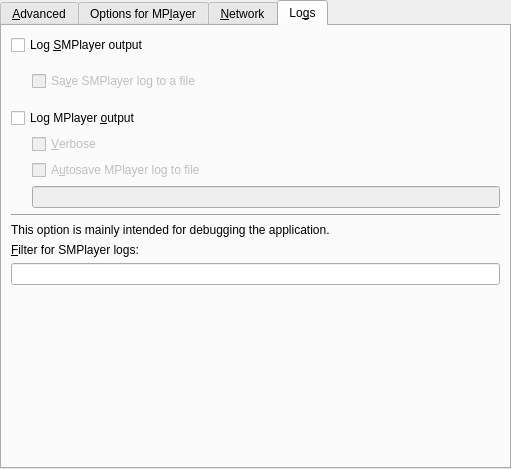
Before: the Qt Designer form src/prefadvanced.ui in rossy/SMPlayer2, drawn with Qt 5.
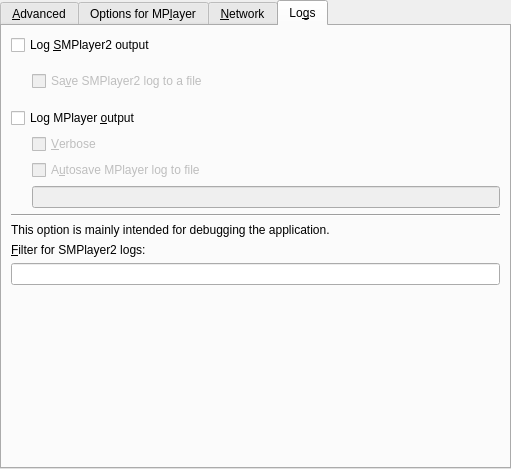
After: the same form once the commit is applied. The open tabs and pages were chosen to show the change. Custom widgets are drawn as their Qt base class.

Commit message: rename to SMPlayer2, remove stupid shit from qmake project

```diff
--- a/src/prefadvanced.ui
+++ b/src/prefadvanced.ui
@@ -587,12 +587,12 @@
        <item>
         <widget class="QCheckBox" name="log_smplayer_check" >
          <property name="text" >
-          <string>Log &amp;SMPlayer output</string>
+          <string>Log &amp;SMPlayer2 output</string>
          </property>
         </widget>
        </item>
        <item>
-        <widget class="QWidget" native="1" name="smplayer_log_container" >
+        <widget class="QWidget" native="1" name="smplayer2_log_container" >
          <property name="enabled" >
           <bool>false</bool>
          </property>
@@ -628,7 +628,7 @@
           <item>
            <widget class="QCheckBox" name="log_smplayer_save_check" >
             <property name="text" >
-             <string>Sa&amp;ve SMPlayer log to a file</string>
+             <string>Sa&amp;ve SMPlayer2 log to a file</string>
             </property>
            </widget>
           </item>
@@ -732,7 +732,7 @@
        <item>
         <widget class="QLabel" name="textLabel2_10" >
          <property name="text" >
-          <string>&amp;Filter for SMPlayer logs:</string>
+          <string>&amp;Filter for SMPlayer2 logs:</string>
          </property>
          <property name="wordWrap" >
           <bool>false</bool>
```
Left out of the diff: 12 changed lines with no effect on the pictures. The commit also changes 314 other files.
